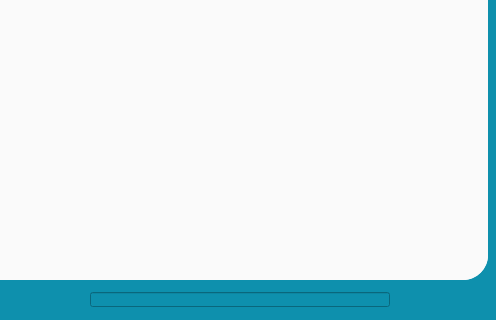
Qt form Telas/UI/dashboard.ui (Nautilidae-project/Nautilus) before a commit; both pictures show x 504 to 1000 and y 506 to 826 of the 1000 by 826 pixel window.
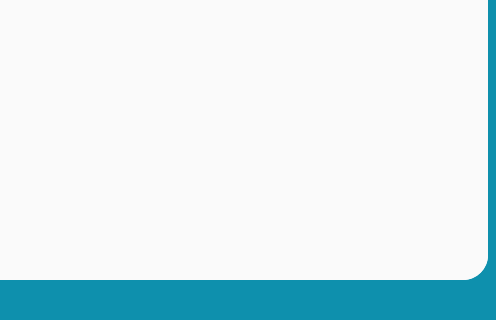
The same form after that commit. Icons and pictures are not drawn.

What changed in the file:
```diff
--- a/Telas/UI/dashboard.ui
+++ b/Telas/UI/dashboard.ui
@@ -97,6 +97,10 @@
 	background-color: qlineargradient(spread:pad, x1:0, y1:0.506, x2:1, y2:0.5, stop:0 rgba(74, 172, 82, 90), stop:1 rgba(111, 199	, 224, 255));
 }
 
+#pbarProgress {
+	border-color: transparent;
+}
+
 
 
 
```
